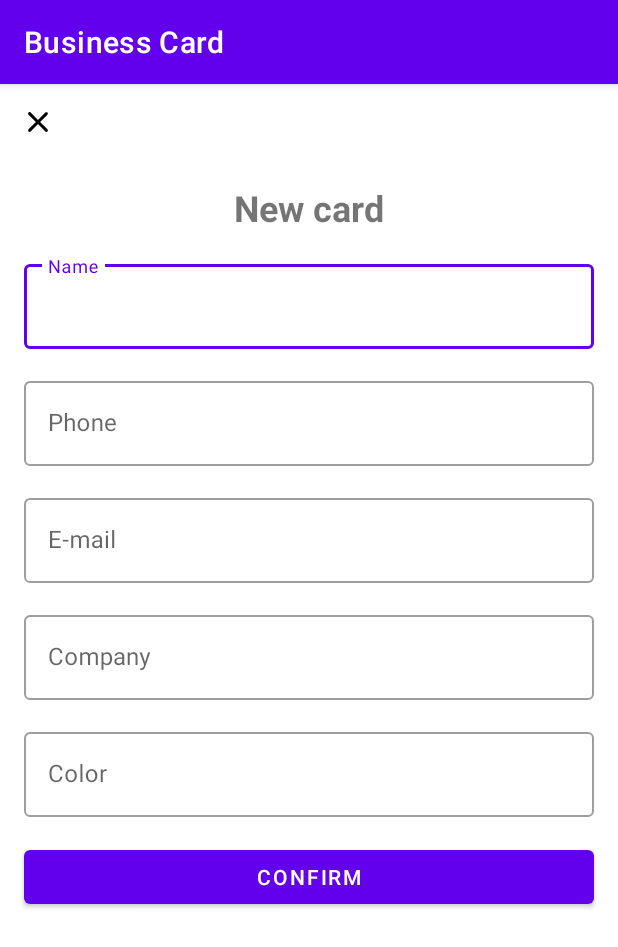
After one commit to edumarcal/businesscard, an Android app: the AddBusinessCardActivity screen opened directly, with no data from a screen before it, on a phone screen of 412 x 824 dp. The commit adds this screen. Shown: the top 947 px of the screen. Run offline under Robolectric (Android 15) with nearby library versions, the phone set to English and light mode, and no system bars.

Commit message:
:sparkles: add AddBusinessCardActivity

```diff
--- a/app/src/main/AndroidManifest.xml
+++ b/app/src/main/AndroidManifest.xml
@@ -15,6 +15,9 @@
         android:theme="@style/Theme.BusinessCard"
         tools:targetApi="31">
         <activity
+            android:name=".ui.AddBusinessCardActivity"
+            android:exported="false" />
+        <activity
             android:name=".ui.MainActivity"
             android:exported="true">
             <intent-filter>
--- /dev/null
+++ b/app/src/main/java/me/dio/businesscard/ui/AddBusinessCardActivity.kt
@@ -0,0 +1,14 @@
+package me.dio.businesscard.ui
+
+import android.os.Bundle
+import androidx.appcompat.app.AppCompatActivity
+import me.dio.businesscard.databinding.ActivityAddBusinessCardBinding
+
+class AddBusinessCardActivity : AppCompatActivity() {
+    private val binding by lazy { ActivityAddBusinessCardBinding.inflate(layoutInflater) }
+
+    override fun onCreate(savedInstanceState: Bundle?) {
+        super.onCreate(savedInstanceState)
+        setContentView(binding.root)
+    }
+}
--- /dev/null
+++ b/app/src/main/res/drawable/ic_close.xml
@@ -0,0 +1,9 @@
+<vector xmlns:android="http://schemas.android.com/apk/res/android"
+    android:width="24dp"
+    android:height="24dp"
+    android:viewportWidth="24"
+    android:viewportHeight="24">
+  <path
+      android:pathData="M18.3,5.71c-0.39,-0.39 -1.02,-0.39 -1.41,0L12,10.59 7.11,5.7c-0.39,-0.39 -1.02,-0.39 -1.41,0 -0.39,0.39 -0.39,1.02 0,1.41L10.59,12 5.7,16.89c-0.39,0.39 -0.39,1.02 0,1.41 0.39,0.39 1.02,0.39 1.41,0L12,13.41l4.89,4.89c0.39,0.39 1.02,0.39 1.41,0 0.39,-0.39 0.39,-1.02 0,-1.41L13.41,12l4.89,-4.89c0.38,-0.38 0.38,-1.02 0,-1.4z"
+      android:fillColor="#000000"/>
+</vector>
--- /dev/null
+++ b/app/src/main/res/layout/activity_add_business_card.xml
@@ -0,0 +1,135 @@
+<?xml version="1.0" encoding="utf-8"?>
+<androidx.constraintlayout.widget.ConstraintLayout xmlns:android="http://schemas.android.com/apk/res/android"
+    xmlns:app="http://schemas.android.com/apk/res-auto"
+    xmlns:tools="http://schemas.android.com/tools"
+    android:layout_width="match_parent"
+    android:layout_height="match_parent"
+    tools:context=".ui.AddBusinessCardActivity">
+
+    <ImageButton
+        android:id="@+id/btn_close"
+        android:layout_width="50dp"
+        android:layout_height="50dp"
+        android:background="?attr/actionBarItemBackground"
+        android:src="@drawable/ic_close"
+        app:layout_constraintStart_toStartOf="parent"
+        app:layout_constraintTop_toTopOf="parent"
+        android:contentDescription="@string/app_name" />
+
+    <TextView
+        android:id="@+id/tv_title"
+        android:layout_width="wrap_content"
+        android:layout_height="wrap_content"
+        android:layout_margin="16dp"
+        android:text="@string/label_description_new_card"
+        android:textSize="24sp"
+        android:textStyle="bold"
+        app:layout_constraintEnd_toEndOf="parent"
+        app:layout_constraintStart_toStartOf="parent"
+        app:layout_constraintTop_toBottomOf="@id/btn_close" />
+
+
+    <com.google.android.material.textfield.TextInputLayout
+        android:id="@+id/til_name"
+        style="@style/Widget.MaterialComponents.TextInputLayout.OutlinedBox"
+        android:layout_width="0dp"
+        android:layout_height="wrap_content"
+        android:layout_margin="16dp"
+        android:hint="@string/label_name"
+        app:layout_constraintEnd_toEndOf="parent"
+        app:layout_constraintStart_toStartOf="parent"
+        app:layout_constraintTop_toBottomOf="@id/tv_title">
+
+        <com.google.android.material.textfield.TextInputEditText
+            android:layout_width="match_parent"
+            android:layout_height="match_parent"
+            android:inputType="text" />
+
+    </com.google.android.material.textfield.TextInputLayout>
+
+    <com.google.android.material.textfield.TextInputLayout
+        android:id="@+id/til_phone"
+        style="@style/Widget.MaterialComponents.TextInputLayout.OutlinedBox"
+        android:layout_width="0dp"
+        android:layout_height="wrap_content"
+        android:layout_margin="16dp"
+        android:hint="@string/label_phone"
+        app:layout_constraintEnd_toEndOf="parent"
+        app:layout_constraintStart_toStartOf="parent"
+        app:layout_constraintTop_toBottomOf="@id/til_name">
+
+        <com.google.android.material.textfield.TextInputEditText
+            android:layout_width="match_parent"
+            android:layout_height="match_parent"
+            android:inputType="number" />
+
+    </com.google.android.material.textfield.TextInputLayout>
+
+
+    <com.google.android.material.textfield.TextInputLayout
+        android:id="@+id/til_email"
+        style="@style/Widget.MaterialComponents.TextInputLayout.OutlinedBox"
+        android:layout_width="0dp"
+        android:layout_height="wrap_content"
+        android:layout_margin="16dp"
+        android:hint="@string/label_email"
+        app:layout_constraintEnd_toEndOf="parent"
+        app:layout_constraintStart_toStartOf="parent"
+        app:layout_constraintTop_toBottomOf="@id/til_phone">
+
+        <com.google.android.material.textfield.TextInputEditText
+            android:layout_width="match_parent"
+            android:layout_height="match_parent"
+            android:inputType="textEmailAddress" />
+
+    </com.google.android.material.textfield.TextInputLayout>
+
+    <com.google.android.material.textfield.TextInputLayout
+        android:id="@+id/til_company"
+        style="@style/Widget.MaterialComponents.TextInputLayout.OutlinedBox"
+        android:layout_width="0dp"
+        android:layout_height="wrap_content"
+        android:layout_margin="16dp"
+        android:hint="@string/label_company"
+        app:layout_constraintEnd_toEndOf="parent"
+        app:layout_constraintStart_toStartOf="parent"
+        app:layout_constraintTop_toBottomOf="@id/til_email">
+
+        <com.google.android.material.textfield.TextInputEditText
+            android:layout_width="match_parent"
+            android:layout_height="match_parent"
+            android:inputType="text" />
+
+    </com.google.android.material.textfield.TextInputLayout>
+
+    <com.google.android.material.textfield.TextInputLayout
+        android:id="@+id/til_color"
+        style="@style/Widget.MaterialComponents.TextInputLayout.OutlinedBox"
+        android:layout_width="0dp"
+        android:layout_height="wrap_content"
+        android:layout_margin="16dp"
+        android:hint="@string/label_color"
+        app:layout_constraintEnd_toEndOf="parent"
+        app:layout_constraintStart_toStartOf="parent"
+        app:layout_constraintTop_toBottomOf="@id/til_company">
+
+        <com.google.android.material.textfield.TextInputEditText
+            android:layout_width="match_parent"
+            android:layout_height="match_parent"
+            android:inputType="text"
+            android:textAllCaps="true"
+            />
+
+    </com.google.android.material.textfield.TextInputLayout>
+
+    <com.google.android.material.button.MaterialButton
+        android:id="@+id/btn_confirm"
+        android:layout_width="0dp"
+        android:layout_height="wrap_content"
+        android:layout_margin="16dp"
+        android:text="@string/label_confirm"
+        app:layout_constraintEnd_toEndOf="parent"
+        app:layout_constraintStart_toStartOf="parent"
+        app:layout_constraintTop_toBottomOf="@+id/til_color" />
+
+</androidx.constraintlayout.widget.ConstraintLayout>
--- a/app/src/main/res/values/strings.xml
+++ b/app/src/main/res/values/strings.xml
@@ -1,3 +1,13 @@
 <resources>
-    <string name="app_name">BusinessCard</string>
+    <string name="app_name">Business Card</string>
+    <string name="label_business_cards">Business Card</string>
+    <string name="label_description_new_card">New card</string>
+    <string name="label_name">Name</string>
+    <string name="label_phone">Phone</string>
+    <string name="label_email">E-mail</string>
+    <string name="label_company">Company</string>
+    <string name="label_color">Color</string>
+    <string name="label_confirm">Confirm</string>
+    <string name="label_show_success">Record inserted successfully</string>
+    <string name="label_share_to">Share</string>
 </resources>
```
Also changed, not shown: app/src/main/java/me/dio/businesscard/ui/MainActivity.kt (+11 -0 lines), app/src/main/res/drawable-v24/ic_add.xml (added, +10 -0 lines), app/src/main/res/layout/activity_main.xml (+26 -2 lines), app/src/main/res/layout/item_business_card.xml (added, +69 -0 lines), 1 other file.
